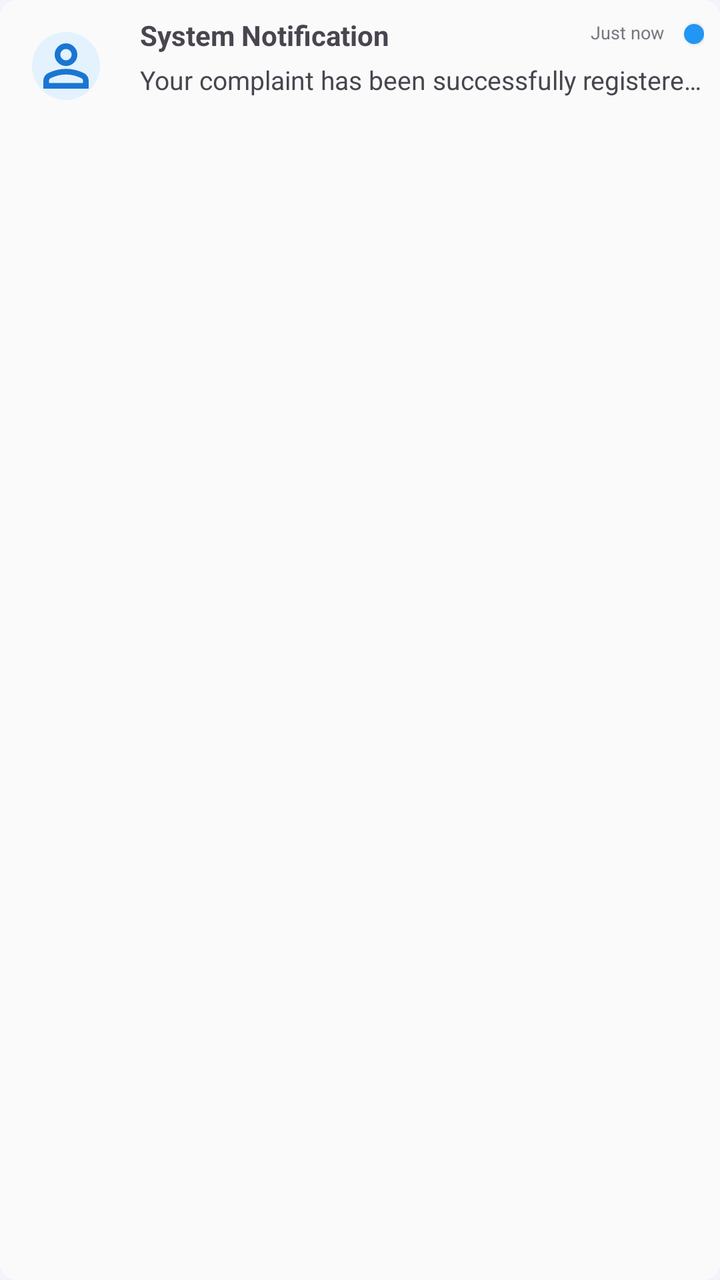
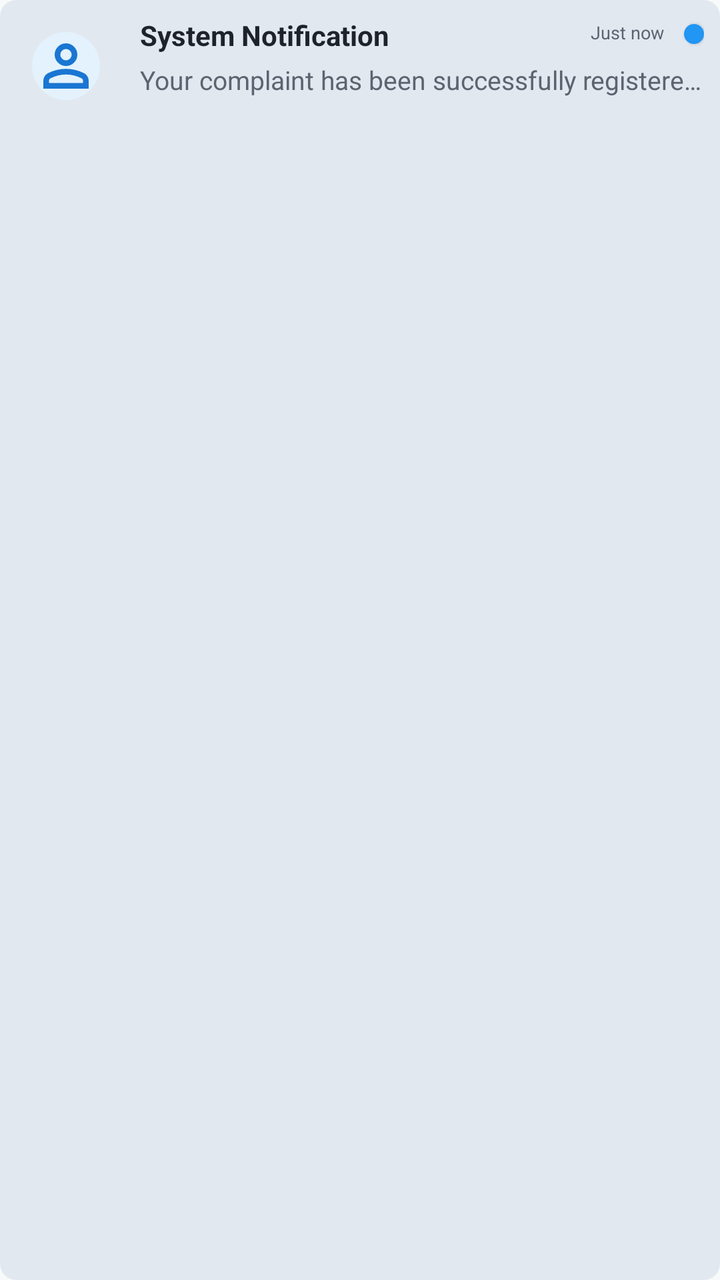

The first picture is an Android layout as it rendered before a commit; the second is the same layout after the commit. The layout source and the unified diff follow.
<!-- AndroidManifest.xml: application theme Theme.Urbanfix -->
<!-- res/layout/item_notification.xml -->
<?xml version="1.0" encoding="utf-8"?>
<com.google.android.material.card.MaterialCardView
    xmlns:android="http://schemas.android.com/apk/res/android"
    xmlns:app="http://schemas.android.com/apk/res-auto"
    android:layout_width="match_parent"
    android:layout_height="wrap_content"
    android:layout_marginHorizontal="5dp"
    android:layout_marginVertical="1dp"
    app:cardCornerRadius="8dp"
    app:cardElevation="0dp"
    app:strokeWidth="0dp">

    <androidx.constraintlayout.widget.ConstraintLayout
        android:layout_width="match_parent"
        android:layout_height="wrap_content"
        android:padding="8dp">

        <com.google.android.material.imageview.ShapeableImageView
            android:id="@+id/ivNotificationIcon"
            android:layout_width="50dp"
            android:layout_height="50dp"
            android:background="#E3F2FD"
            android:padding="8dp"
            android:src="@drawable/ic_person"
            app:layout_constraintStart_toStartOf="parent"
            app:layout_constraintTop_toTopOf="parent"
            app:shapeAppearanceOverlay="@style/ShapeAppearance.Material3.Corner.Full"
            app:tint="#1976D2" />

        
        <View
            android:id="@+id/viewUnreadDot"
            android:layout_width="10dp"
            android:layout_height="10dp"
            android:layout_marginTop="4dp"
            android:background="@drawable/shape_blue_dot"
            android:elevation="1dp"
            android:visibility="visible"
            app:layout_constraintEnd_toEndOf="parent"
            app:layout_constraintTop_toTopOf="parent" />

        
        <TextView
            android:id="@+id/tvNotificationTime"
            android:layout_width="wrap_content"
            android:layout_height="wrap_content"
            android:layout_marginEnd="10dp"
            android:layout_marginTop="2dp"
            android:text="Just now"
            android:textSize="9sp"
            android:textColor="?attr/colorOutline"
            app:layout_constraintEnd_toStartOf="@+id/viewUnreadDot"
            app:layout_constraintTop_toTopOf="parent" />

        <TextView
            android:id="@+id/tvNotificationTitle"
            android:layout_width="0dp"
            android:layout_height="wrap_content"
            android:layout_marginStart="12dp"
            android:layout_marginEnd="8dp"
            android:ellipsize="end"
            android:maxLines="1"
            android:text="System Notification"
            android:textStyle="bold"
            android:textSize="14sp"
            app:layout_constraintEnd_toStartOf="@+id/tvNotificationTime"
            app:layout_constraintStart_toEndOf="@+id/ivNotificationIcon"
            app:layout_constraintTop_toTopOf="@+id/ivNotificationIcon" />

        <TextView
            android:id="@+id/tvNotificationBody"
            android:layout_width="0dp"
            android:layout_height="wrap_content"
            android:layout_marginTop="4dp"
            android:ellipsize="end"
            android:maxLines="1"
            android:text="Your complaint has been successfully registered."
            android:textColor="?attr/colorOnSurfaceVariant"
            android:textSize="13sp"
            app:layout_constraintEnd_toEndOf="parent"
            app:layout_constraintStart_toStartOf="@+id/tvNotificationTitle"
            app:layout_constraintTop_toBottomOf="@+id/tvNotificationTitle" />

    </androidx.constraintlayout.widget.ConstraintLayout>
</com.google.android.material.card.MaterialCardView>
<!-- resources referenced by this layout -->
<resources>
  <!-- drawable ic_person (drawable) -->
  <vector xmlns:android="http://schemas.android.com/apk/res/android"
      android:width="24dp"
      android:height="24dp"
      android:viewportWidth="960"
      android:viewportHeight="960">
    <path
        android:pathData="M480,480q-66,0 -113,-47t-47,-113q0,-66 47,-113t113,-47q66,0 113,47t47,113q0,66 -47,113t-113,47ZM160,800v-112q0,-34 17.5,-62.5T224,582q62,-31 126,-46.5T480,520q66,0 130,15.5T736,582q29,15 46.5,43.5T800,688v112L160,800ZM240,720h480v-32q0,-11 -5.5,-20T700,654q-54,-27 -109,-40.5T480,600q-56,0 -111,13.5T260,654q-9,5 -14.5,14t-5.5,20v32ZM480,400q33,0 56.5,-23.5T560,320q0,-33 -23.5,-56.5T480,240q-33,0 -56.5,23.5T400,320q0,33 23.5,56.5T480,400ZM480,320ZM480,720Z"
        android:fillColor="#e3e3e3"/>
  </vector>
  <!-- drawable shape_blue_dot (drawable) -->
  <?xml version="1.0" encoding="utf-8"?>
  <shape xmlns:android="http://schemas.android.com/apk/res/android"
      android:shape="oval">
  
      
      <solid android:color="#2196F3" />
  
      
      <size
          android:width="10dp"
          android:height="10dp" />
  
  </shape>
  <style name="Theme.Urbanfix" parent="Base.Theme.Urbanfix" />
  <style name="Base.Theme.Urbanfix" parent="Theme.Material3.DayNight.NoActionBar">
          <item name="colorPrimary">#1976D2</item>
          <item name="colorOnPrimary">#FFFFFF</item>
          <item name="colorSecondary">#42A5F5</item>
          <item name="colorOnSecondary">#FFFFFF</item>
  
          <item name="android:statusBarColor">#1976D2</item>
          <item name="android:windowLightStatusBar">false</item>
  
          <item name="android:windowBackground">@color/google_lavender_blue</item>
          <item name="colorSurface">@color/dark_white_card</item>
          <item name="colorOnSurface">#212121</item>
          <item name="colorSurfaceVariant">#ECEFF1</item>
  
          <item name="elevationOverlayEnabled">false</item>
  
          <item name="android:textSize">16sp</item>
      </style>
  <color name="google_lavender_blue">#F1F5FB</color>
  <color name="dark_white_card">#FAFAFA</color>
</resources>

<!-- the commit's change to res/layout/item_notification.xml (unified diff, before → after) -->
@@ -8,78 +8,73 @@
     android:layout_marginVertical="1dp"
     app:cardCornerRadius="8dp"
     app:cardElevation="0dp"
-    app:strokeWidth="0dp">
+    app:strokeWidth="0dp"
+    app:cardBackgroundColor="?attr/colorSurfaceVariant"> <androidx.constraintlayout.widget.ConstraintLayout
+    android:layout_width="match_parent"
+    android:layout_height="wrap_content"
+    android:padding="8dp">
 
-    <androidx.constraintlayout.widget.ConstraintLayout
-        android:layout_width="match_parent"
+    <com.google.android.material.imageview.ShapeableImageView
+        android:id="@+id/ivNotificationIcon"
+        android:layout_width="50dp"
+        android:layout_height="50dp"
+        android:background="#E3F2FD"
+        android:padding="8dp"
+        android:src="@drawable/ic_person"
+        app:layout_constraintStart_toStartOf="parent"
+        app:layout_constraintTop_toTopOf="parent"
+        app:shapeAppearanceOverlay="@style/ShapeAppearance.Material3.Corner.Full"
+        app:tint="#1976D2" />
+
+    <View
+        android:id="@+id/viewUnreadDot"
+        android:layout_width="10dp"
+        android:layout_height="10dp"
+        android:layout_marginTop="4dp"
+        android:background="@drawable/shape_blue_dot"
+        android:elevation="1dp"
+        android:visibility="visible"
+        app:layout_constraintEnd_toEndOf="parent"
+        app:layout_constraintTop_toTopOf="parent" />
+
+    <TextView
+        android:id="@+id/tvNotificationTime"
+        android:layout_width="wrap_content"
         android:layout_height="wrap_content"
-        android:padding="8dp">
+        android:layout_marginEnd="10dp"
+        android:layout_marginTop="2dp"
+        android:text="Just now"
+        android:textSize="9sp"
+        android:textColor="?attr/colorOnSurfaceVariant" app:layout_constraintEnd_toStartOf="@+id/viewUnreadDot"
+        app:layout_constraintTop_toTopOf="parent" />
 
-        <com.google.android.material.imageview.ShapeableImageView
-            android:id="@+id/ivNotificationIcon"
-            android:layout_width="50dp"
-            android:layout_height="50dp"
-            android:background="#E3F2FD"
-            android:padding="8dp"
-            android:src="@drawable/ic_person"
-            app:layout_constraintStart_toStartOf="parent"
-            app:layout_constraintTop_toTopOf="parent"
-            app:shapeAppearanceOverlay="@style/ShapeAppearance.Material3.Corner.Full"
-            app:tint="#1976D2" />
+    <TextView
+        android:id="@+id/tvNotificationTitle"
+        android:layout_width="0dp"
+        android:layout_height="wrap_content"
+        android:layout_marginStart="12dp"
+        android:layout_marginEnd="8dp"
+        android:ellipsize="end"
+        android:maxLines="1"
+        android:text="System Notification"
+        android:textStyle="bold"
+        android:textColor="?attr/colorOnSurface" android:textSize="14sp"
+        app:layout_constraintEnd_toStartOf="@+id/tvNotificationTime"
+        app:layout_constraintStart_toEndOf="@+id/ivNotificationIcon"
+        app:layout_constraintTop_toTopOf="@+id/ivNotificationIcon" />
 
-        
-        <View
-            android:id="@+id/viewUnreadDot"
-            android:layout_width="10dp"
-            android:layout_height="10dp"
-            android:layout_marginTop="4dp"
-            android:background="@drawable/shape_blue_dot"
-            android:elevation="1dp"
-            android:visibility="visible"
-            app:layout_constraintEnd_toEndOf="parent"
-            app:layout_constraintTop_toTopOf="parent" />
+    <TextView
+        android:id="@+id/tvNotificationBody"
+        android:layout_width="0dp"
+        android:layout_height="wrap_content"
+        android:layout_marginTop="4dp"
+        android:ellipsize="end"
+        android:maxLines="1"
+        android:text="Your complaint has been successfully registered."
+        android:textColor="?attr/colorOnSurfaceVariant" android:textSize="13sp"
+        app:layout_constraintEnd_toEndOf="parent"
+        app:layout_constraintStart_toStartOf="@+id/tvNotificationTitle"
+        app:layout_constraintTop_toBottomOf="@+id/tvNotificationTitle" />
 
-        
-        <TextView
-            android:id="@+id/tvNotificationTime"
-            android:layout_width="wrap_content"
-            android:layout_height="wrap_content"
-            android:layout_marginEnd="10dp"
-            android:layout_marginTop="2dp"
-            android:text="Just now"
-            android:textSize="9sp"
-            android:textColor="?attr/colorOutline"
-            app:layout_constraintEnd_toStartOf="@+id/viewUnreadDot"
-            app:layout_constraintTop_toTopOf="parent" />
-
-        <TextView
-            android:id="@+id/tvNotificationTitle"
-            android:layout_width="0dp"
-            android:layout_height="wrap_content"
-            android:layout_marginStart="12dp"
-            android:layout_marginEnd="8dp"
-            android:ellipsize="end"
-            android:maxLines="1"
-            android:text="System Notification"
-            android:textStyle="bold"
-            android:textSize="14sp"
-            app:layout_constraintEnd_toStartOf="@+id/tvNotificationTime"
-            app:layout_constraintStart_toEndOf="@+id/ivNotificationIcon"
-            app:layout_constraintTop_toTopOf="@+id/ivNotificationIcon" />
-
-        <TextView
-            android:id="@+id/tvNotificationBody"
-            android:layout_width="0dp"
-            android:layout_height="wrap_content"
-            android:layout_marginTop="4dp"
-            android:ellipsize="end"
-            android:maxLines="1"
-            android:text="Your complaint has been successfully registered."
-            android:textColor="?attr/colorOnSurfaceVariant"
-            android:textSize="13sp"
-            app:layout_constraintEnd_toEndOf="parent"
-            app:layout_constraintStart_toStartOf="@+id/tvNotificationTitle"
-            app:layout_constraintTop_toBottomOf="@+id/tvNotificationTitle" />
-
-    </androidx.constraintlayout.widget.ConstraintLayout>
+</androidx.constraintlayout.widget.ConstraintLayout>
 </com.google.android.material.card.MaterialCardView>
<!-- resource entries referenced after the edit -->
@@ -31,19 +31,25 @@
           <item name="colorSecondary">#42A5F5</item>
           <item name="colorOnSecondary">#FFFFFF</item>
   
-          <item name="android:statusBarColor">#1976D2</item>
-          <item name="android:windowLightStatusBar">false</item>
+          <item name="android:statusBarColor">@color/premium_bg</item>
+          <item name="android:windowLightStatusBar">true</item>
   
-          <item name="android:windowBackground">@color/google_lavender_blue</item>
-          <item name="colorSurface">@color/dark_white_card</item>
-          <item name="colorOnSurface">#212121</item>
-          <item name="colorSurfaceVariant">#ECEFF1</item>
+          <item name="android:windowBackground">@color/premium_bg</item>
+          <item name="colorSurface">@color/premium_bg</item>
+          <item name="colorOnSurface">@color/text_primary</item>
+  
+          <item name="colorSurfaceVariant">@color/premium_card_contrast</item>
+          <item name="colorOnSurfaceVariant">@color/text_secondary</item>
+  
+          <item name="colorSurfaceContainer">#FFFFFF</item>
   
           <item name="elevationOverlayEnabled">false</item>
   
           <item name="android:textSize">16sp</item>
       </style>
-  <color name="google_lavender_blue">#F1F5FB</color>
-  <color name="dark_white_card">#FAFAFA</color>
+  <color name="premium_bg">#F8F9FA</color>
+  <color name="text_primary">#1E2229</color>
+  <color name="premium_card_contrast">#E2E8F0</color>
+  <color name="text_secondary">#5C6470</color>
 </resources>
 
